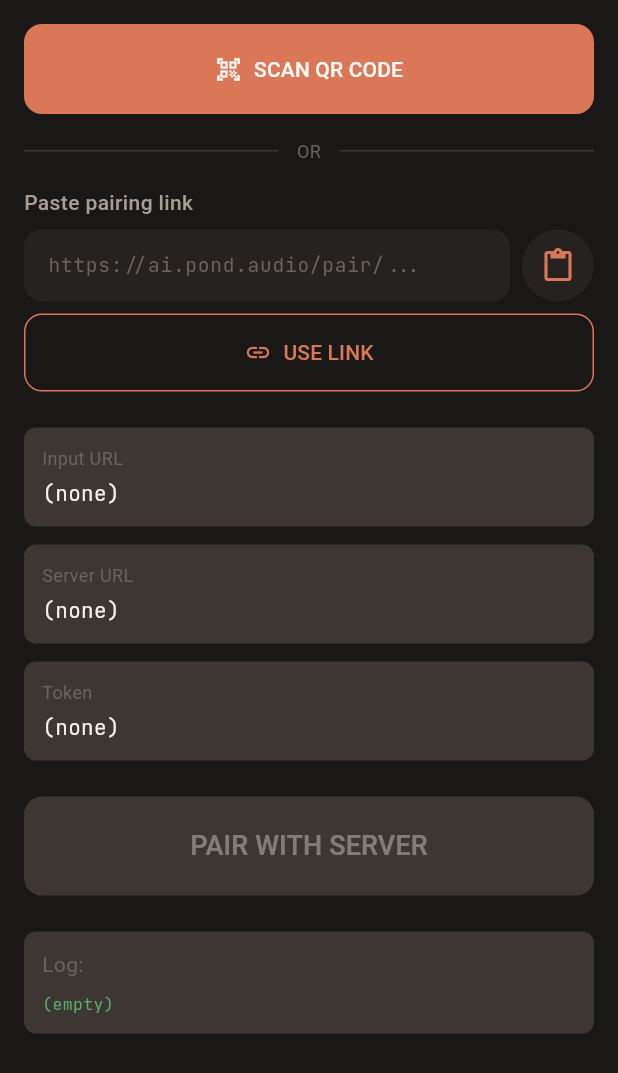
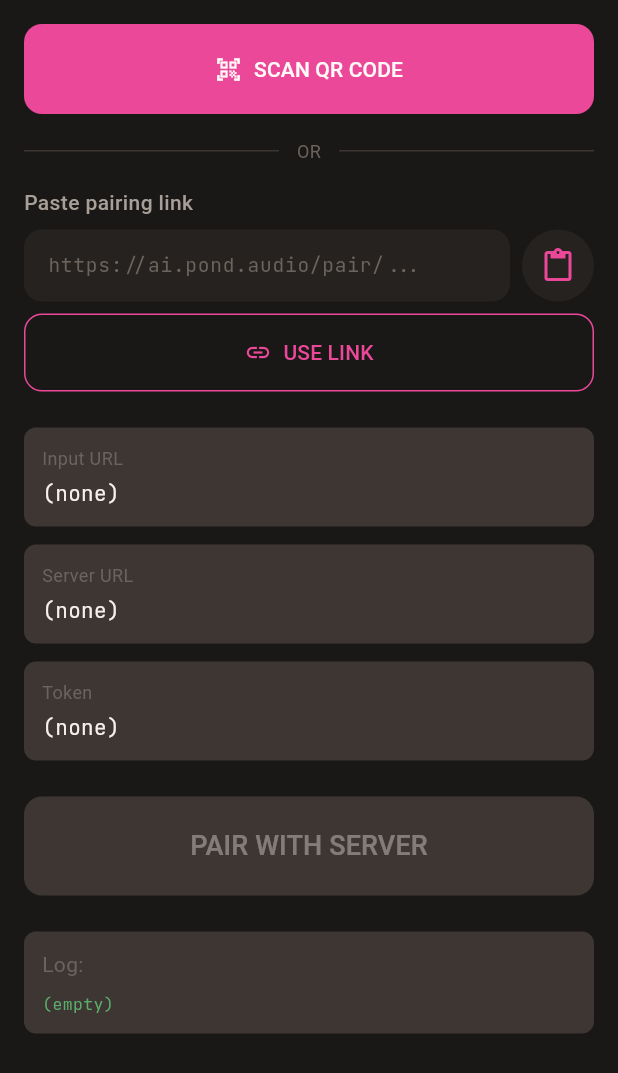
Before and after one commit to jamierpond/claude-remote, a Flutter app: the screen it shows after launch, on a phone screen of 412 x 824 dp. Shown: the top 1073 px of the screen. Run offline on Flutter 3.47's test engine with Material 3 defaults, Android fonts, the phone set to English and light mode, and no system bars; our stand-ins replace equatable, flutter_riverpod, flutter_secure_storage, go_router, google_fonts, local_auth and 1 more; missing offline and left inert: mobile_scanner, pointycastle, pretty_diff_text.

Commit message:
style: change Flutter accent color to pink
Co-Authored-By: Claude Opus 4.5 <noreply@anthropic.com>

```diff
--- a/flutter_client/lib/ui/theme/colors.dart
+++ b/flutter_client/lib/ui/theme/colors.dart
@@ -5,9 +5,9 @@ class AppColors {
   AppColors._();
 
   // === Base Palette ===
-  static const Color terracotta = Color(0xFFD97757);
-  static const Color terracottaLight = Color(0xFFE8886A);
-  static const Color terracottaDark = Color(0xFFC4644A);
+  static const Color terracotta = Color(0xFFEC4899); // Pink-500
+  static const Color terracottaLight = Color(0xFFF472B6); // Pink-400
+  static const Color terracottaDark = Color(0xFFDB2777); // Pink-600
   static const Color warmBlack = Color(0xFF1A1816);
   static const Color warmDark = Color(0xFF252220);
   static const Color warmGrey = Color(0xFF3D3632);
```
